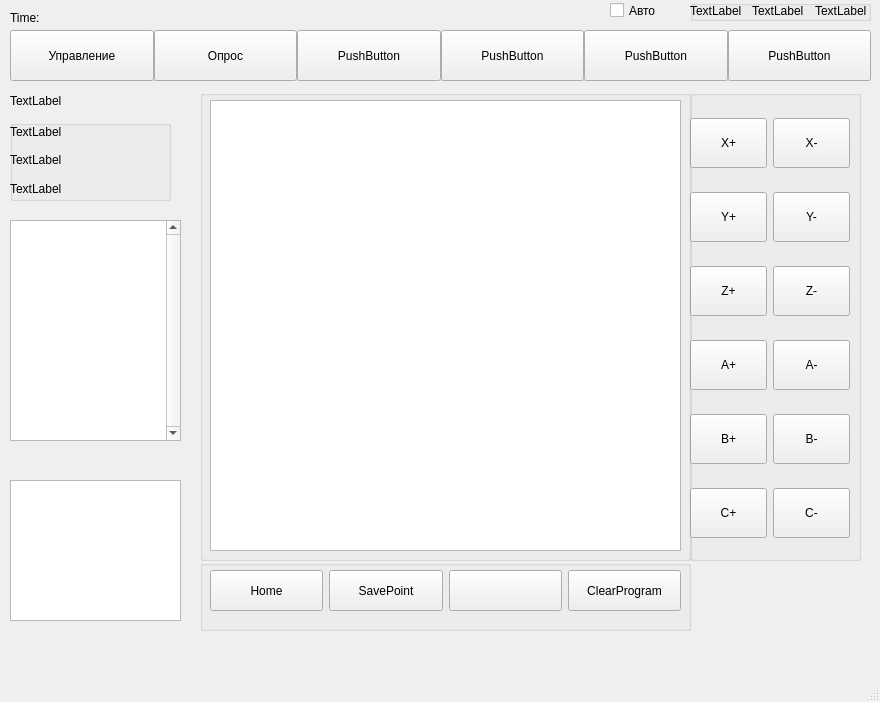
MikhaMos/Diplom, file Diplom/Gui.ui: the form before one commit.
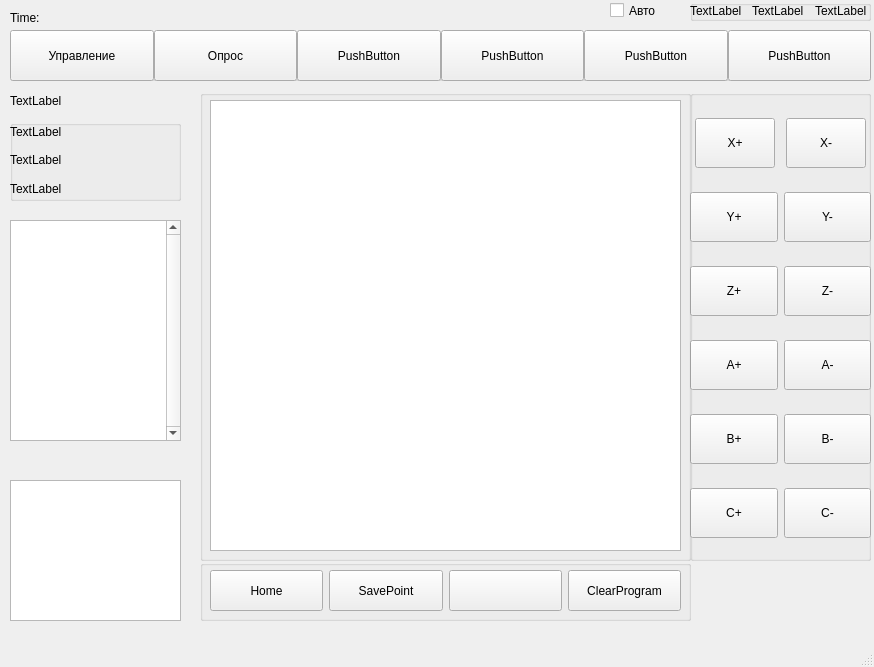
The form after the commit.

```diff
--- a/Diplom/Gui.ui
+++ b/Diplom/Gui.ui
@@ -6,8 +6,8 @@
    <rect>
     <x>0</x>
     <y>0</y>
-    <width>880</width>
-    <height>702</height>
+    <width>874</width>
+    <height>667</height>
    </rect>
   </property>
   <property name="windowTitle">
@@ -32,7 +32,7 @@
        <rect>
         <x>490</x>
         <y>10</y>
-        <width>171</width>
+        <width>181</width>
         <height>471</height>
        </rect>
       </property>
@@ -44,7 +44,7 @@
         <rect>
          <x>0</x>
          <y>10</y>
-         <width>160</width>
+         <width>181</width>
          <height>461</height>
         </rect>
        </property>
@@ -289,7 +289,7 @@
         <x>0</x>
         <y>480</y>
         <width>491</width>
-        <height>71</height>
+        <height>61</height>
        </rect>
       </property>
       <property name="title">
@@ -630,7 +630,7 @@
      <rect>
       <x>10</x>
       <y>90</y>
-      <width>51</width>
+      <width>171</width>
       <height>21</height>
      </rect>
     </property>
@@ -643,7 +643,7 @@
      <rect>
       <x>10</x>
       <y>120</y>
-      <width>161</width>
+      <width>171</width>
       <height>81</height>
      </rect>
     </property>
@@ -655,7 +655,7 @@
       <rect>
        <x>0</x>
        <y>0</y>
-       <width>160</width>
+       <width>171</width>
        <height>80</height>
       </rect>
      </property>
```
Left out of the diff: 10 changed lines with no effect on the pictures.
